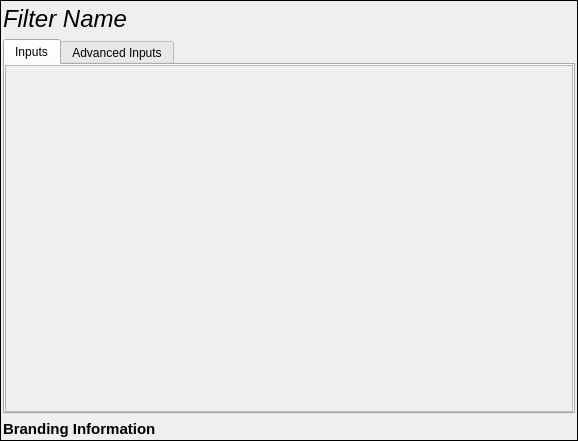
Old version of the form Source/DREAM3DWidgetsLib/Widgets/UI_Files/FilterInputDockWidget.ui in the repository BlueQuartzSoftware/DREAM3D.
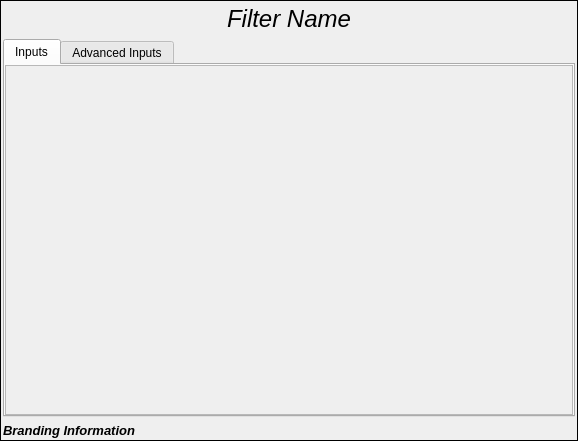
New version of the form.

Patch:
```diff
--- a/Source/DREAM3DWidgetsLib/Widgets/UI_Files/FilterInputDockWidget.ui
+++ b/Source/DREAM3DWidgetsLib/Widgets/UI_Files/FilterInputDockWidget.ui
@@ -83,21 +83,11 @@
           <property name="text">
            <string>Filter Name</string>
           </property>
+          <property name="alignment">
+           <set>Qt::AlignCenter</set>
+          </property>
          </widget>
         </item>
-        <item>
-         <spacer name="horizontalSpacer">
-          <property name="orientation">
-           <enum>Qt::Horizontal</enum>
-          </property>
-          <property name="sizeHint" stdset="0">
-           <size>
-            <width>40</width>
-            <height>20</height>
-           </size>
-          </property>
-         </spacer>
-        </item>
        </layout>
       </item>
       <item row="1" column="0">
@@ -136,7 +126,7 @@
                <x>0</x>
                <y>0</y>
                <width>564</width>
-               <height>339</height>
+               <height>346</height>
               </rect>
              </property>
              <layout class="QVBoxLayout" name="verticalLayout"/>
@@ -156,11 +146,19 @@
        <widget class="QLabel" name="brandingLabel">
         <property name="font">
          <font>
-          <pointsize>11</pointsize>
+          <family>Arial</family>
+          <pointsize>10</pointsize>
           <weight>75</weight>
+          <italic>true</italic>
           <bold>true</bold>
          </font>
         </property>
+        <property name="styleSheet">
+         <string notr="true">QLabel{
+	font: 75 italic 10pt &quot;Arial&quot;;
+font-weight: bold;
+}</string>
+        </property>
         <property name="text">
          <string>Branding Information</string>
         </property>
```
Left out of the diff: 22 changed lines with no effect on the pictures.
